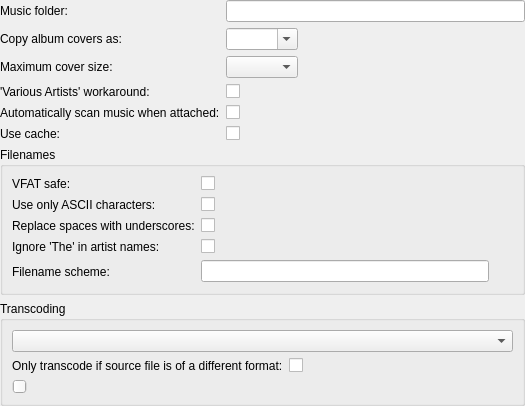
First picture: the form in devices/devicepropertieswidget.ui, repository polpo/cantata-mac, before the edit.
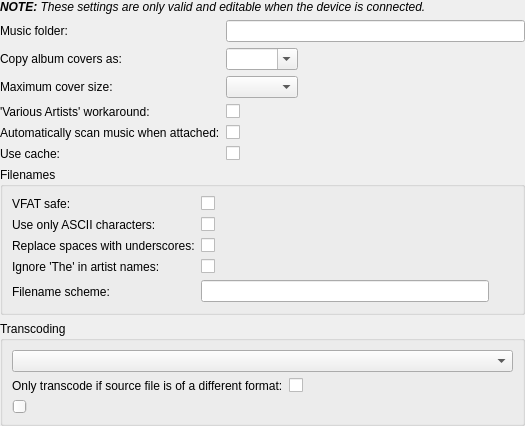
Second picture: the form after the edit. Custom widgets are drawn as their Qt base class.

Commit message: - Store properties on remote device - If no music items, delete cache - If properties are all default, remove file

Patch:
```diff
--- a/devices/devicepropertieswidget.ui
+++ b/devices/devicepropertieswidget.ui
@@ -14,6 +14,16 @@
    <property name="margin">
     <number>0</number>
    </property>
+   <item>
+    <widget class="QLabel" name="remoteDeviceNote">
+     <property name="text">
+      <string>&lt;i&gt;&lt;b&gt;NOTE:&lt;/b&gt; These settings are only valid and editable when the device is connected.&lt;/i&gt;</string>
+     </property>
+     <property name="wordWrap">
+      <bool>true</bool>
+     </property>
+    </widget>
+   </item>
    <item>
     <layout class="QFormLayout" name="formLayout">
      <property name="fieldGrowthPolicy">
```
The commit also changes 13 other files.
